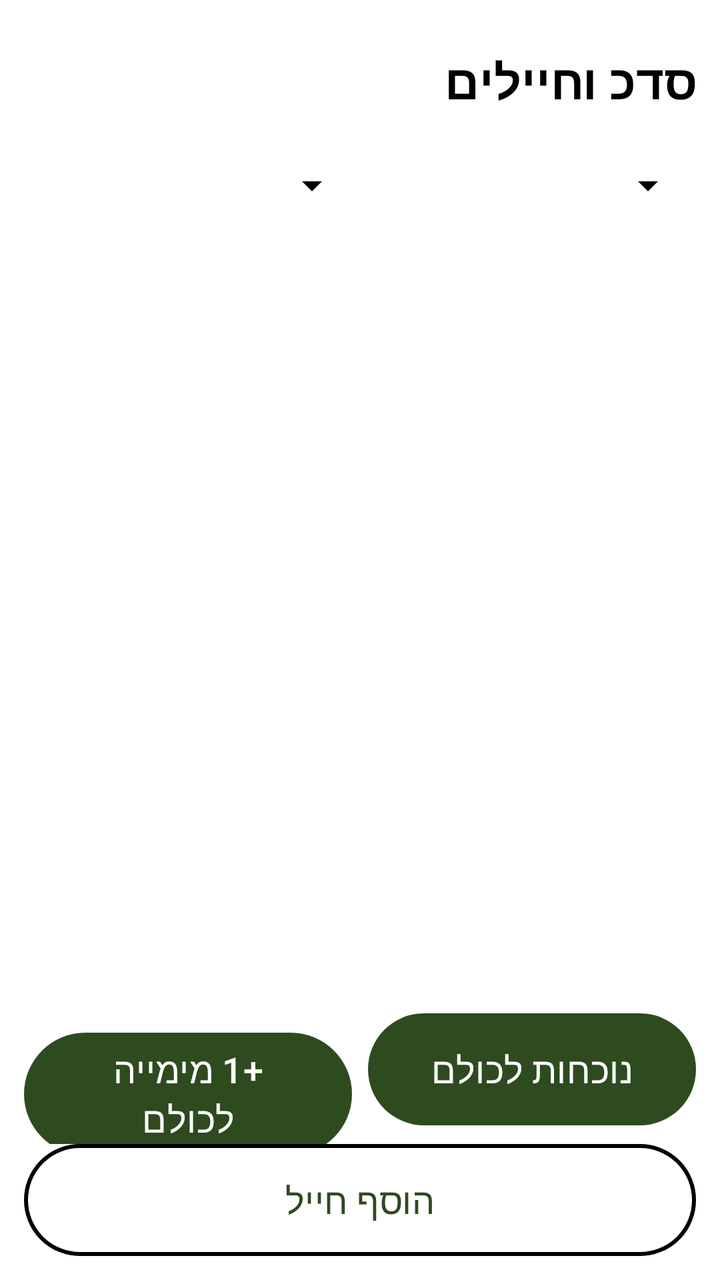
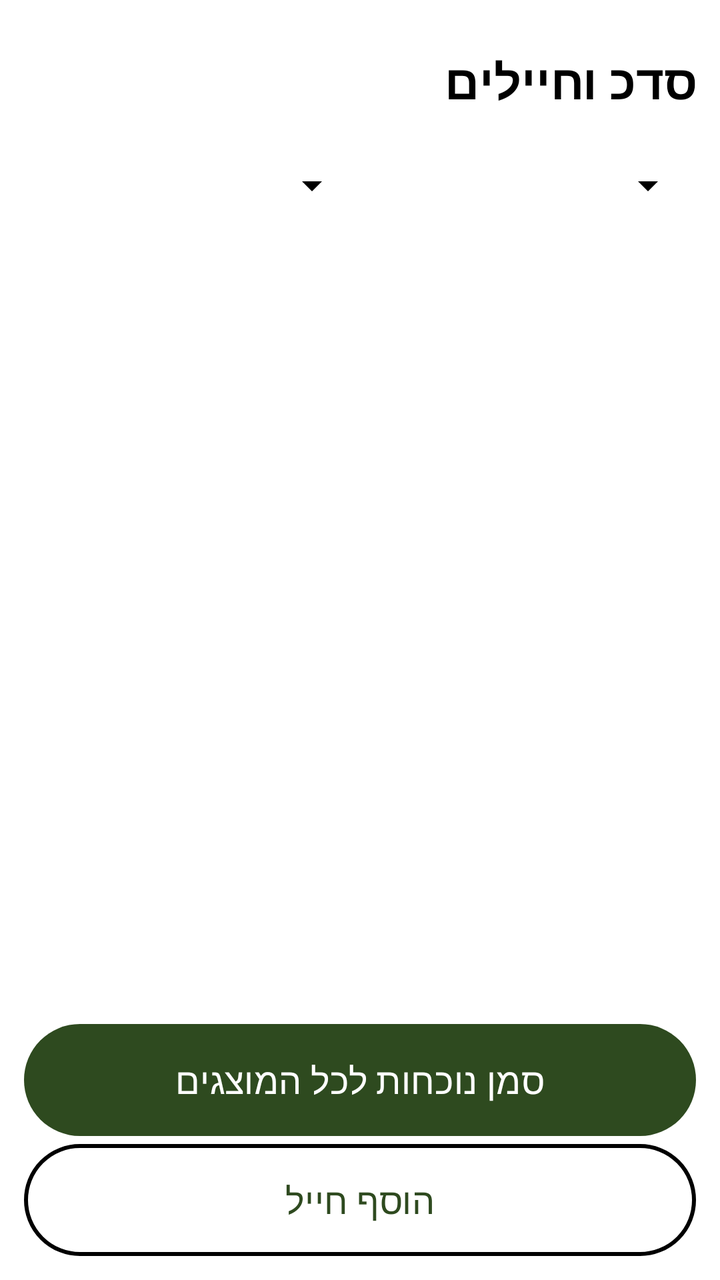

The first picture is an Android layout as it rendered before a commit; the second is the same layout after the commit. The layout source and the unified diff follow.
<!-- AndroidManifest.xml: application theme Theme.Hakshev -->
<!-- res/layout/activity_roster.xml -->
<?xml version="1.0" encoding="utf-8"?>
<LinearLayout xmlns:android="http://schemas.android.com/apk/res/android"
    android:layout_width="match_parent"
    android:layout_height="match_parent"
    android:orientation="vertical"
    android:padding="12dp">

    <TextView
        style="@style/HkTitle"
        android:layout_width="match_parent"
        android:layout_height="wrap_content"
        android:text="@string/nav_roster" />

    <LinearLayout
        android:layout_width="match_parent"
        android:layout_height="wrap_content"
        android:orientation="horizontal">

        <Spinner
            android:id="@+id/spSquad"
            android:layout_width="0dp"
            android:layout_height="56dp"
            android:layout_weight="1" />

        <Spinner
            android:id="@+id/spStatus"
            android:layout_width="0dp"
            android:layout_height="56dp"
            android:layout_weight="1" />
    </LinearLayout>

    <TextView
        android:id="@+id/tvCount"
        style="@style/HkBody"
        android:layout_width="match_parent"
        android:layout_height="wrap_content"
        android:textSize="15sp" />

    <androidx.recyclerview.widget.RecyclerView
        android:id="@+id/list"
        android:layout_width="match_parent"
        android:layout_height="0dp"
        android:layout_weight="1" />

    <LinearLayout
        android:layout_width="match_parent"
        android:layout_height="wrap_content"
        android:orientation="horizontal">

        <com.google.android.material.button.MaterialButton
            android:id="@+id/btnBulkWater"
            style="@style/HkButton"
            android:layout_width="0dp"
            android:layout_height="wrap_content"
            android:layout_marginEnd="4dp"
            android:layout_weight="1"
            android:text="@string/bulk_water" />

        <com.google.android.material.button.MaterialButton
            android:id="@+id/btnBulkPresent"
            style="@style/HkButton"
            android:layout_width="0dp"
            android:layout_height="wrap_content"
            android:layout_marginStart="4dp"
            android:layout_weight="1"
            android:text="@string/bulk_present" />
    </LinearLayout>

    <com.google.android.material.button.MaterialButton
        android:id="@+id/btnAdd"
        style="@style/HkButtonOutlined"
        android:layout_width="match_parent"
        android:layout_height="wrap_content"
        android:text="@string/add_soldier" />
</LinearLayout>
<!-- resources referenced by this layout -->
<resources>
  <string name="add_soldier">הוסף חייל</string>
  <string name="bulk_present">נוכחות לכולם</string>
  <string name="bulk_water">+1 מימייה לכולם</string>
  <string name="nav_roster">סד"כ וחיילים</string>
  <style name="HkBody" parent="">
          <item name="android:textSize">18sp</item>
          <item name="android:textColor">?attr/colorOnBackground</item>
      </style>
  <style name="HkButton" parent="Widget.Material3.Button">
          <item name="android:minHeight">56dp</item>
          <item name="android:textSize">18sp</item>
          <item name="android:insetTop">0dp</item>
          <item name="android:insetBottom">0dp</item>
          <item name="android:layout_marginTop">4dp</item>
          <item name="android:layout_marginBottom">4dp</item>
      </style>
  <style name="HkButtonOutlined" parent="Widget.Material3.Button.OutlinedButton">
          <item name="android:minHeight">56dp</item>
          <item name="android:textSize">18sp</item>
          <item name="android:insetTop">0dp</item>
          <item name="android:insetBottom">0dp</item>
          <item name="strokeColor">?attr/colorOutline</item>
          <item name="strokeWidth">2dp</item>
      </style>
  <style name="HkTitle" parent="">
          <item name="android:textSize">24sp</item>
          <item name="android:textStyle">bold</item>
          <item name="android:textColor">?attr/colorOnBackground</item>
          <item name="android:paddingTop">12dp</item>
          <item name="android:paddingBottom">8dp</item>
      </style>
  <style name="Theme.Hakshev" parent="Theme.Material3.DayNight.NoActionBar">
          <item name="colorPrimary">@color/hk_primary</item>
          <item name="colorOnPrimary">@color/hk_on_primary</item>
          <item name="colorSecondary">@color/hk_primary</item>
          <item name="colorOnSecondary">@color/hk_on_primary</item>
          <item name="android:colorBackground">@color/hk_bg</item>
          <item name="colorSurface">@color/hk_surface</item>
          <item name="colorOnSurface">@color/hk_text</item>
          <item name="colorOnBackground">@color/hk_text</item>
          <item name="colorSurfaceVariant">@color/hk_surface</item>
          <item name="colorOnSurfaceVariant">@color/hk_text</item>
          <item name="colorOutline">@color/hk_outline</item>
          <item name="colorError">@color/hk_alert</item>
          <item name="android:textColorPrimary">@color/hk_text</item>
          <item name="android:textColorSecondary">@color/hk_text</item>
          <item name="android:statusBarColor">@color/hk_bg</item>
          <item name="android:navigationBarColor">@color/hk_bg</item>
          <item name="materialButtonStyle">@style/HkButton</item>
      </style>
  <color name="hk_primary">#2E4A1F</color>
  <color name="hk_on_primary">#FFFFFF</color>
  <color name="hk_bg">#FFFFFF</color>
  <color name="hk_surface">#F1F1EA</color>
  <color name="hk_text">#000000</color>
  <color name="hk_outline">#000000</color>
  <color name="hk_alert">#B00020</color>
</resources>

<!-- the commit's change to res/layout/activity_roster.xml (unified diff, before → after) -->
@@ -42,29 +42,12 @@
         android:layout_height="0dp"
         android:layout_weight="1" />
 
-    <LinearLayout
+    <com.google.android.material.button.MaterialButton
+        android:id="@+id/btnBulkPresent"
+        style="@style/HkButton"
         android:layout_width="match_parent"
         android:layout_height="wrap_content"
-        android:orientation="horizontal">
-
-        <com.google.android.material.button.MaterialButton
-            android:id="@+id/btnBulkWater"
-            style="@style/HkButton"
-            android:layout_width="0dp"
-            android:layout_height="wrap_content"
-            android:layout_marginEnd="4dp"
-            android:layout_weight="1"
-            android:text="@string/bulk_water" />
-
-        <com.google.android.material.button.MaterialButton
-            android:id="@+id/btnBulkPresent"
-            style="@style/HkButton"
-            android:layout_width="0dp"
-            android:layout_height="wrap_content"
-            android:layout_marginStart="4dp"
-            android:layout_weight="1"
-            android:text="@string/bulk_present" />
-    </LinearLayout>
+        android:text="@string/bulk_present" />
 
     <com.google.android.material.button.MaterialButton
         android:id="@+id/btnAdd"
<!-- resource entries referenced after the edit -->
@@ -1,8 +1,7 @@
 <!-- resources referenced by this layout -->
 <resources>
   <string name="add_soldier">הוסף חייל</string>
-  <string name="bulk_present">נוכחות לכולם</string>
-  <string name="bulk_water">+1 מימייה לכולם</string>
+  <string name="bulk_present">סמן נוכחות לכל המוצגים</string>
   <string name="nav_roster">סד"כ וחיילים</string>
   <style name="HkBody" parent="">
           <item name="android:textSize">18sp</item>
